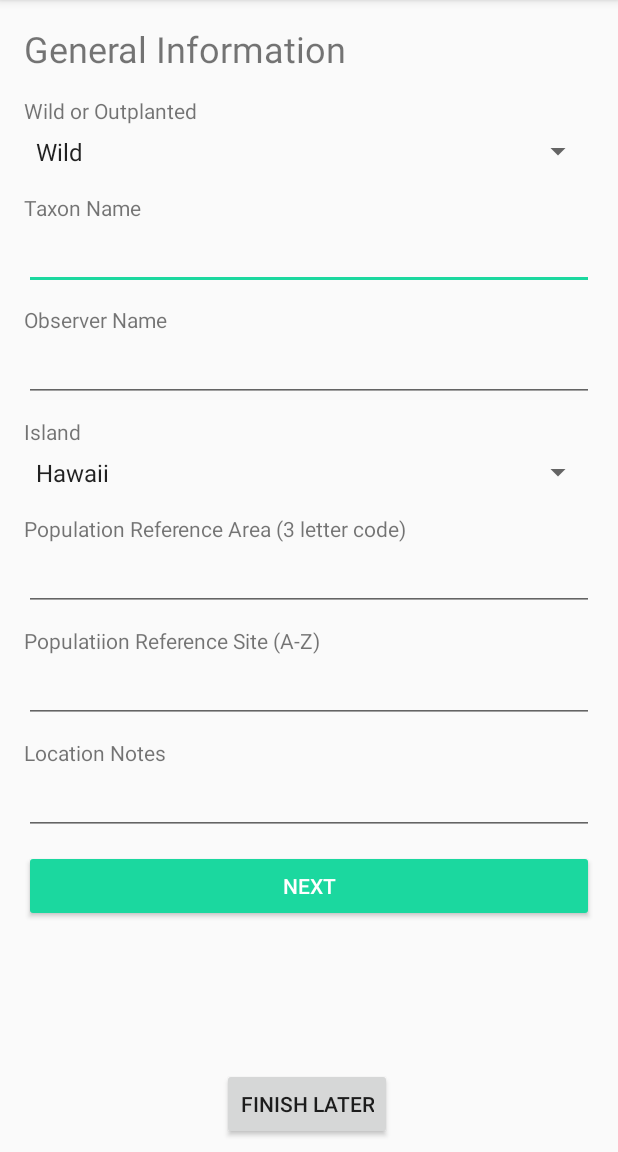
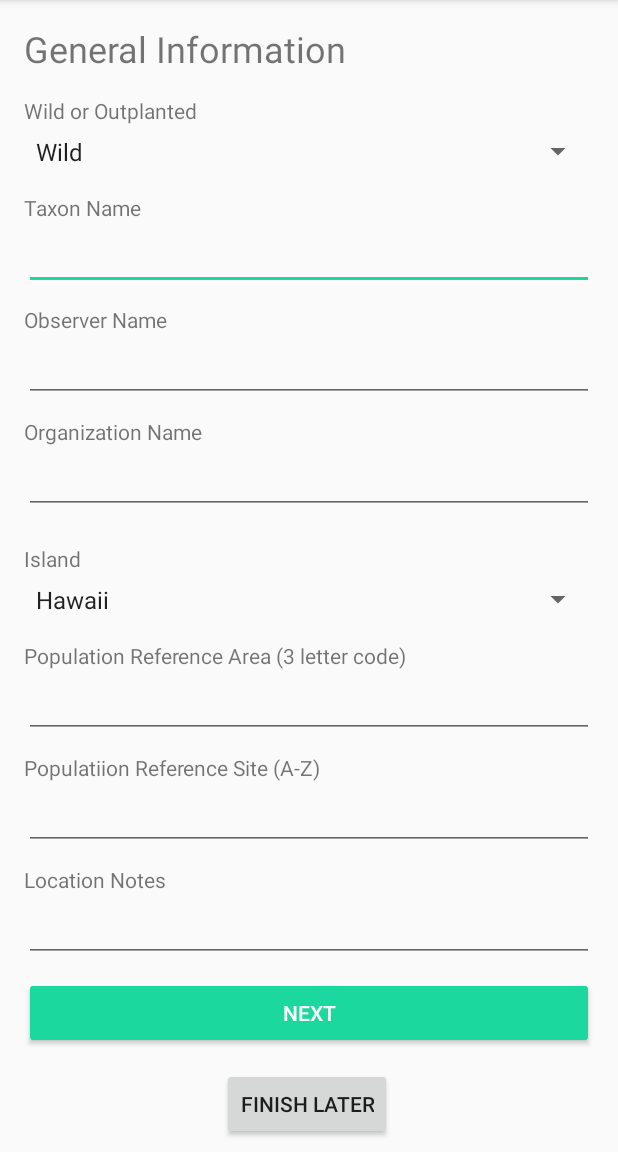
Before and after one commit to HACC2018/The-Bird-Squad, an Android app: the FormActivity screen opened directly, with no data from a screen before it, on a phone screen of 412 x 824 dp, the part 84-1236 px from its top. Run offline under Robolectric (Android 15) with nearby library versions, the phone set to English and light mode, and no system bars.

Commit message:
fix: removed date from insert, added forgotten org name field

```diff
--- a/appFolder/app/src/main/java/com/birdsquad/kumu/FormActivity.java
+++ b/appFolder/app/src/main/java/com/birdsquad/kumu/FormActivity.java
@@ -20,6 +20,7 @@ public class FormActivity extends AppCompatActivity {
         Spinner woSpinner = (Spinner) findViewById(R.id.wildOutplantedDropdown);
         EditText tNameBox = (EditText) findViewById(R.id.taxonNameBox);
         EditText obsBox = (EditText) findViewById(R.id.observerNameBox);
+        EditText orgBox = (EditText) findViewById(R.id.orgNameBox);
         Spinner islSpinner = (Spinner) findViewById(R.id.islandDropdown);
         EditText aCodeBox = (EditText) findViewById(R.id.areaCodeBox);
         EditText rSiteBox = (EditText) findViewById(R.id.refSiteBox);
@@ -28,6 +29,7 @@ public class FormActivity extends AppCompatActivity {
         String wildOutplanted = woSpinner.getSelectedItem().toString();
         String tName = tNameBox.getText().toString();
         String obs = obsBox.getText().toString();
+        String orgName = orgBox.getText().toString();
         String island = islSpinner.getSelectedItem().toString();
         String aCode = aCodeBox.getText().toString();
         String rSite = rSiteBox.getText().toString();
@@ -37,6 +39,7 @@ public class FormActivity extends AppCompatActivity {
                 wildOutplanted,
                 tName,
                 obs,
+                orgName,
                 island,
                 aCode,
                 rSite,
--- a/appFolder/app/src/main/res/layout/activity_form.xml
+++ b/appFolder/app/src/main/res/layout/activity_form.xml
@@ -74,6 +74,27 @@
                 android:layout_height="wrap_content"
                 android:ems="10"
                 android:inputType="textPersonName" />
+
+            <Space
+                android:layout_width="match_parent"
+                android:layout_height="10dp" />
+
+            <TextView
+                android:id="@+id/textView36"
+                android:layout_width="match_parent"
+                android:layout_height="wrap_content"
+                android:text="@string/org_name" />
+
+            <EditText
+                android:id="@+id/orgNameBox"
+                android:layout_width="match_parent"
+                android:layout_height="wrap_content"
+                android:ems="10"
+                android:inputType="textPersonName" />
+
+            <Space
+                android:layout_width="match_parent"
+                android:layout_height="10dp" />
 
             <Space
                 android:layout_width="match_parent"
--- a/appFolder/app/src/main/res/values/strings.xml
+++ b/appFolder/app/src/main/res/values/strings.xml
@@ -22,6 +22,7 @@
     </string-array>
     <string name="taxon_name">Taxon Name</string>
     <string name="observed_by">Observer Name</string>
+    <string name="org_name">Organization Name</string>
     <string name="island">Island</string>
     <string-array name="islands">
         <item>Hawaii</item>
```
